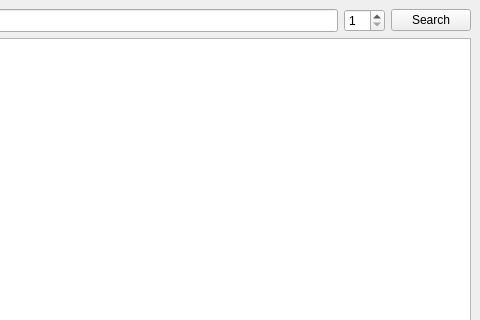
Qt form mainwindow.ui (Habitate/news-feed) before a commit; both pictures show x 311 to 791 and y 0 to 320 of the 791 by 556 pixel window.
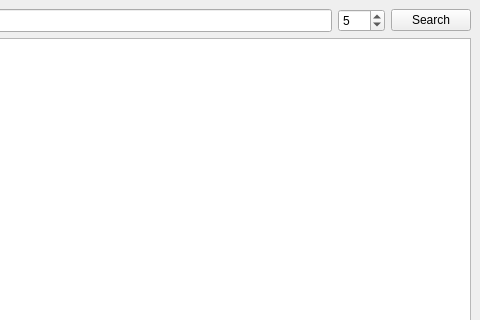
The same form after that commit.

What changed in the file:
```diff
--- a/mainwindow.ui
+++ b/mainwindow.ui
@@ -37,7 +37,10 @@
            <number>1</number>
           </property>
           <property name="maximum">
-           <number>10</number>
+           <number>100</number>
+          </property>
+          <property name="value">
+           <number>5</number>
           </property>
          </widget>
         </item>
```
Left out of the diff: 2 changed lines with no effect on the pictures.
